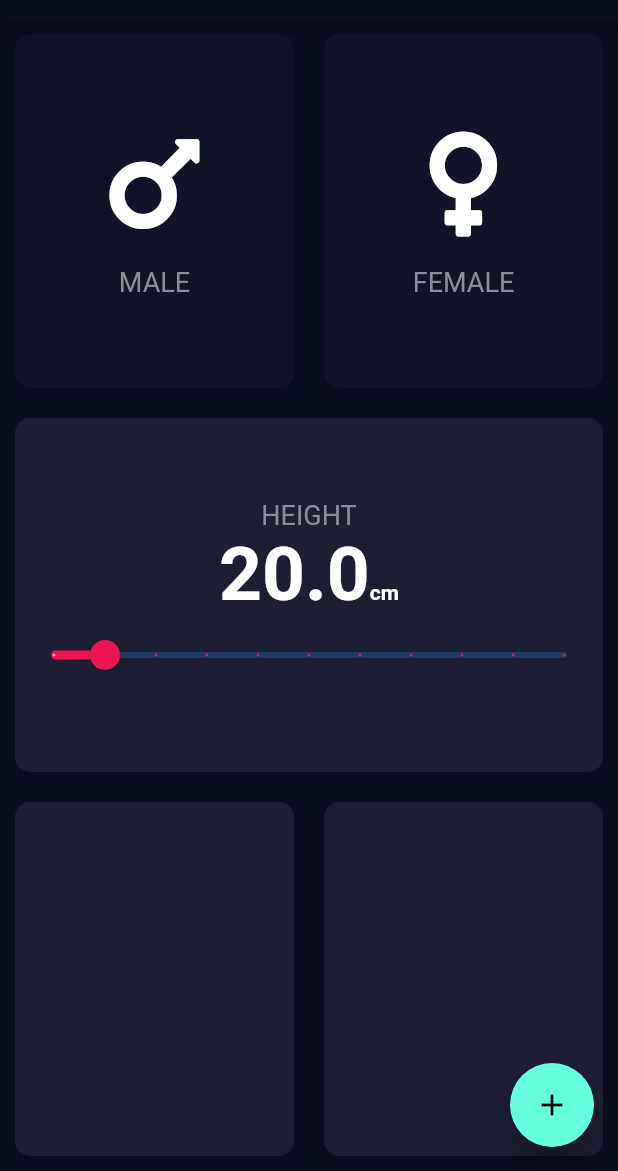
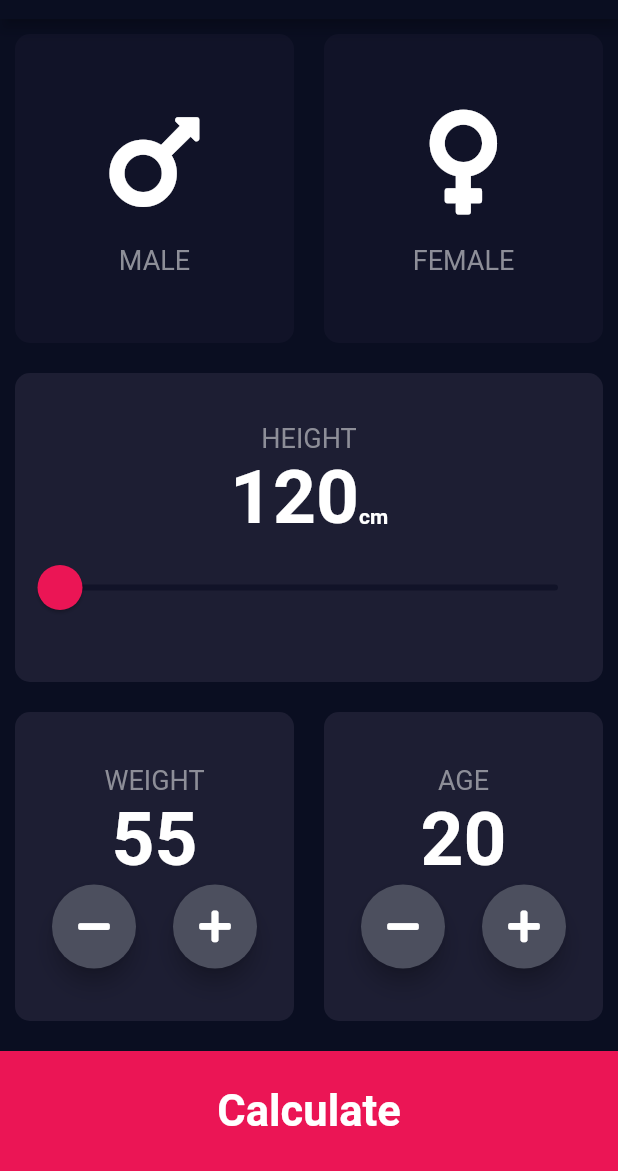
Before and after one commit to nabilgouri/BMI-application-calculator, a Flutter app: the screen it shows after launch, on a phone screen of 412 x 824 dp, the part 65-1236 px from its top. Run offline on Flutter 3.47's test engine with Material 2 defaults, Android fonts, the phone set to English and light mode, and no system bars; our stand-ins replace font_awesome_flutter.

Commit message:
added the BMI calculation functionality and also the interpretation behind the BMI result

```diff
--- /dev/null
+++ b/lib/BMI_brain_calculation.dart
@@ -0,0 +1,35 @@
+import 'dart:math';
+
+class CalculatorBrain {
+  CalculatorBrain({this.height, this.weight});
+
+  final int height;
+  final int weight;
+
+  double _bmi;
+
+  String calculateBMI() {
+    _bmi = weight / pow(height / 100, 2);
+    return _bmi.toStringAsFixed(1);
+  }
+
+  String getResult() {
+    if (_bmi >= 25) {
+      return 'Overweight';
+    } else if (_bmi > 18.5) {
+      return 'Normal';
+    } else {
+      return 'Underweight';
+    }
+  }
+
+  String getInterpretation() {
+    if (_bmi >= 25) {
+      return 'You have a higher than normal body weight. Try to exercise more.';
+    } else if (_bmi >= 18.5) {
+      return 'You have a normal body weight. Good job!';
+    } else {
+      return 'You have a lower than normal body weight. You can eat a bit more.';
+    }
+  }
+}
--- a/lib/constant.dart
+++ b/lib/constant.dart
@@ -1,6 +1,16 @@
 import 'package:flutter/material.dart';
 
-const labelTextStyle = TextStyle(
+const KlabelTextStyle = TextStyle(
   color: Color(0xFF8D8E98),
   fontSize: 18,
 );
+const Knumber_text_style =
+    TextStyle(fontSize: 50.0, fontWeight: FontWeight.bold);
+const Kbutton_height = 80.0;
+const KactiveCardColor = Color(0xFF1D1E33);
+const Kinactiveclr = Color(0xFF111328);
+const Kbottom_button = Color(0xFFEB1555);
+const Kinactive_slider_color = Color(0xFF8D8E98);
+const BMI_result_text_style =
+    TextStyle(fontSize: 80.0, fontWeight: FontWeight.bold);
+const BMI_result_text = TextStyle(fontSize: 40.0, fontWeight: FontWeight.bold);
--- a/lib/custom_widgets.dart
+++ b/lib/custom_widgets.dart
@@ -22,7 +22,7 @@ class container_child_reusable extends StatelessWidget {
         ),
         Text(
           text,
-          style: labelTextStyle,
+          style: KlabelTextStyle,
         )
       ],
     );
@@ -50,3 +50,27 @@ class custom_container extends StatelessWidget {
     );
   }
 }
+
+class Buttom_container extends StatelessWidget {
+  Buttom_container({@required this.text, @required this.onPress});
+  final String text;
+  final Function onPress;
+  @override
+  Widget build(BuildContext context) {
+    return GestureDetector(
+      onTap: onPress,
+      child: Container(
+        child: Center(
+          child: Text(
+            text,
+            style: TextStyle(fontWeight: FontWeight.bold, fontSize: 29.0),
+          ),
+        ),
+        margin: EdgeInsets.only(top: 10.0),
+        color: Kbottom_button,
+        width: double.infinity,
+        height: Kbutton_height,
+      ),
+    );
+  }
+}
--- a/lib/inputPage.dart
+++ b/lib/inputPage.dart
@@ -1,11 +1,11 @@
+import 'package:flutter/cupertino.dart';
 import 'package:flutter/material.dart';
 import 'package:font_awesome_flutter/font_awesome_flutter.dart';
 import 'custom_widgets.dart';
 import 'constant.dart';
+import 'result_screen.dart';
+import 'package:bmi_calculator/BMI_brain_calculation.dart';
 
-const activeCardColor = Color(0xFF1D1E33);
-const inactiveclr = Color(0xFF111328);
-const bottom_button = Color(0xFFEB1555);
 enum Gender { male, female }
 
 class InputPage extends StatefulWidget {
@@ -15,8 +15,10 @@ class InputPage extends StatefulWidget {
 
 class _InputPageState extends State<InputPage> {
   Gender selected_gender;
-  double _currentSliderValue = 20;
 
+  int _currentSliderValue = 120;
+  int _weight = 55;
+  int _age = 20;
   @override
   Widget build(BuildContext context) {
     return Scaffold(
@@ -37,8 +39,8 @@ class _InputPageState extends State<InputPage> {
                         });
                       },
                       clr: selected_gender == Gender.male
-                          ? activeCardColor
-                          : inactiveclr,
+                          ? KactiveCardColor
+                          : Kinactiveclr,
                       child_cont: container_child_reusable(
                           icon: FontAwesomeIcons.mars, text: 'MALE'),
                     ),
@@ -51,8 +53,8 @@ class _InputPageState extends State<InputPage> {
                         });
                       },
                       clr: selected_gender == Gender.female
-                          ? activeCardColor
-                          : inactiveclr,
+                          ? KactiveCardColor
+                          : Kinactiveclr,
                       child_cont: container_child_reusable(
                         icon: FontAwesomeIcons.venus,
                         text: 'FEMALE',
@@ -71,39 +73,48 @@ class _InputPageState extends State<InputPage> {
                   children: [
                     Text(
                       'HEIGHT',
-                      style: labelTextStyle,
+                      style: KlabelTextStyle,
                     ),
                     Row(
+                      crossAxisAlignment: CrossAxisAlignment.baseline,
                       mainAxisAlignment: MainAxisAlignment.center,
+                      textBaseline: TextBaseline.alphabetic,
                       children: [
                         Text(
                           _currentSliderValue.toString(),
-                          style: TextStyle(
-                              fontSize: 50.0, fontWeight: FontWeight.bold),
+                          style: Knumber_text_style,
                         ),
-                        Padding(
-                          padding: EdgeInsets.only(top: 23.0),
-                          child: Text(
+                        Text(
                           'cm',
                           style: TextStyle(
                               fontSize: 14.0, fontWeight: FontWeight.bold),
-                          ),
                         )
                       ],
                     ),
-                    Slider(
-                      activeColor: bottom_button,
-                      value: _currentSliderValue,
-                      min: 0,
-                      max: 200,
-                      divisions: 10,
+                    SliderTheme(
+                      data: SliderTheme.of(context).copyWith(
+                          thumbShape:
+                              RoundSliderThumbShape(enabledThumbRadius: 15),
+                          overlayShape:
+                              RoundSliderOverlayShape(overlayRadius: 30),
+                          thumbColor: Kbottom_button,
+                          overlayColor:
+                              Kbottom_button.withAlpha(0x29), // opacity ta3 16%
+                          activeTrackColor: Colors.white,
+                          inactiveTrackColor: Kinactive_slider_color),
+                      child: Slider(
+                        inactiveColor: Kinactiveclr,
+                        value: _currentSliderValue.toDouble(),
+                        min: 120.0,
+                        max: 220.0,
                         label: _currentSliderValue.round().toString(),
                         onChanged: (double value) {
                           setState(() {
-                          _currentSliderValue = value;
+                            _currentSliderValue = value.round();
                           });
                         },
-                    )
+                      ),
+                    ),
                   ],
                 ),
               ),
@@ -112,20 +123,120 @@ class _InputPageState extends State<InputPage> {
               child: Row(
                 children: [
                   Expanded(
-                    child: custom_container(clr: Color(0xFF1D1E33)),
+                    child: custom_container(
+                      clr: Color(0xFF1D1E33),
+                      child_cont: Column(
+                        mainAxisAlignment: MainAxisAlignment.center,
+                        children: [
+                          Text(
+                            'WEIGHT',
+                            style: KlabelTextStyle,
+                          ),
+                          Text(
+                            _weight.toString(),
+                            style: Knumber_text_style,
+                          ),
+                          Row(
+                            mainAxisAlignment: MainAxisAlignment.spaceEvenly,
+                            children: [
+                              RoundedIconButton(
+                                icon_button: FontAwesomeIcons.minus,
+                                function: () {
+                                  setState(() {
+                                    _weight--;
+                                  });
+                                },
+                              ),
+                              RoundedIconButton(
+                                  icon_button: FontAwesomeIcons.plus,
+                                  function: () {
+                                    setState(() {
+                                      _weight++;
+                                    });
+                                  })
+                            ],
+                          ),
+                        ],
+                      ),
+                    ),
                   ),
                   Expanded(
-                    child: custom_container(clr: Color(0xFF1D1E33)),
-                  )
+                    child: custom_container(
+                      clr: Color(0xFF1D1E33),
+                      child_cont: Column(
+                        mainAxisAlignment: MainAxisAlignment.center,
+                        children: [
+                          Text(
+                            'AGE',
+                            style: KlabelTextStyle,
+                          ),
+                          Text(
+                            _age.toString(),
+                            style: Knumber_text_style,
+                          ),
+                          Row(
+                            mainAxisAlignment: MainAxisAlignment.spaceEvenly,
+                            children: [
+                              RoundedIconButton(
+                                  icon_button: FontAwesomeIcons.minus,
+                                  function: () {
+                                    setState(() {
+                                      _age--;
+                                    });
+                                  }),
+                              RoundedIconButton(
+                                  icon_button: FontAwesomeIcons.plus,
+                                  function: () {
+                                    setState(() {
+                                      _age++;
+                                    });
+                                  }),
                             ],
+                          ),
+                        ],
+                      ),
                     ),
                   ),
                 ],
               ),
             ),
-      floatingActionButton: FloatingActionButton(
-        child: Icon(Icons.add),
+            Buttom_container(
+              text: 'Calculate',
+              onPress: () {
+                CalculatorBrain bmi_result = CalculatorBrain(
+                    height: _currentSliderValue, weight: _weight);
+                Navigator.push(
+                    context,
+                    MaterialPageRoute(
+                        builder: (context) => result_screen(
+                              BMI_result: bmi_result.calculateBMI(),
+                              text: bmi_result.getResult(),
+                              interpretation: bmi_result.getInterpretation(),
+                            )));
+              },
+            )
+          ],
+        ),
       ),
     );
   }
 }
+
+class RoundedIconButton extends StatelessWidget {
+  RoundedIconButton({@required this.icon_button, @required this.function});
+  final IconData icon_button;
+  final Function function;
+  @override
+  Widget build(BuildContext context) {
+    return RawMaterialButton(
+        onPressed: function,
+        constraints: BoxConstraints.tightFor(
+          width: 56.0,
+          height: 56.0,
+        ),
+        elevation: 6.0,
+        shape: CircleBorder(),
+        fillColor: Color(0xFF4C4F5E),
+        child: Icon(icon_button));
+  }
+}
```
Also changed, not shown: lib/result_screen.dart (added, +75 -0 lines). Lines whose indentation alone changed are shown as unchanged.
